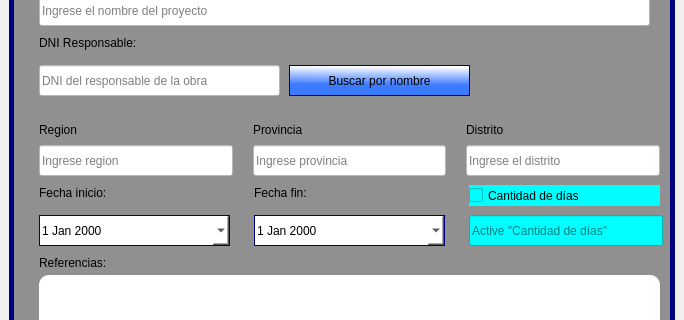
Qt form ui_files/add_proyecto.ui (Romehe369/aec_contrastistas_g) before a commit; both pictures show x 0 to 684 and y 184 to 504 of the 684 by 627 pixel window.
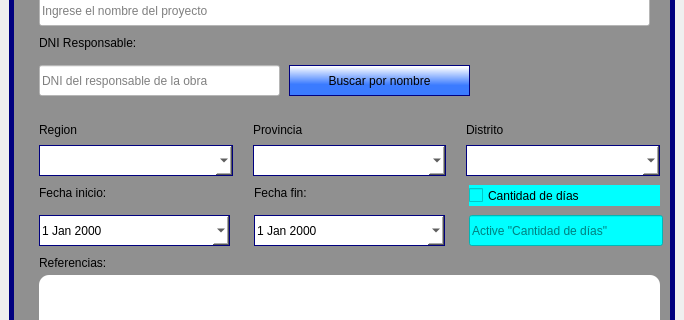
The same form after that commit.

Commit message: combo box

```diff
--- a/ui_files/add_proyecto.ui
+++ b/ui_files/add_proyecto.ui
@@ -313,7 +313,7 @@
          </widget>
         </item>
         <item>
-         <widget class="QLineEdit" name="region_lineEdit">
+         <widget class="QComboBox" name="comboBox_region">
           <property name="minimumSize">
            <size>
             <width>0</width>
@@ -321,10 +321,8 @@
            </size>
           </property>
           <property name="styleSheet">
-           <string notr="true"/>
-          </property>
-          <property name="placeholderText">
-           <string>Ingrese region</string>
+           <string notr="true">border: 1px solid rgb(0, 0, 127);
+border-radius:0px;</string>
           </property>
          </widget>
         </item>
@@ -366,7 +364,7 @@
          </widget>
         </item>
         <item>
-         <widget class="QLineEdit" name="province_lineEdit">
+         <widget class="QComboBox" name="comboBox_province">
           <property name="minimumSize">
            <size>
             <width>0</width>
@@ -374,10 +372,8 @@
            </size>
           </property>
           <property name="styleSheet">
-           <string notr="true"/>
-          </property>
-          <property name="placeholderText">
-           <string>Ingrese provincia</string>
+           <string notr="true">border: 1px solid rgb(0, 0, 127);
+border-radius:0px;</string>
           </property>
          </widget>
         </item>
@@ -419,7 +415,7 @@
          </widget>
         </item>
         <item>
-         <widget class="QLineEdit" name="district_lineEdit">
+         <widget class="QComboBox" name="comboBox_district">
           <property name="minimumSize">
            <size>
             <width>0</width>
@@ -427,10 +423,8 @@
            </size>
           </property>
           <property name="styleSheet">
-           <string notr="true"/>
-          </property>
-          <property name="placeholderText">
-           <string>Ingrese el distrito</string>
+           <string notr="true">border: 1px solid rgb(0, 0, 127);
+border-radius:0px;</string>
           </property>
          </widget>
         </item>
```
Left out of the diff: 3 changed lines with no effect on the pictures. The commit also changes 8 other files.
